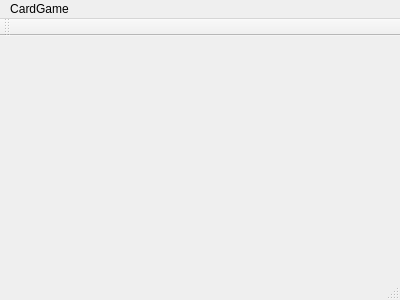
ProditorMagnus/cardgames, file mainwindow.ui: the form before one commit.
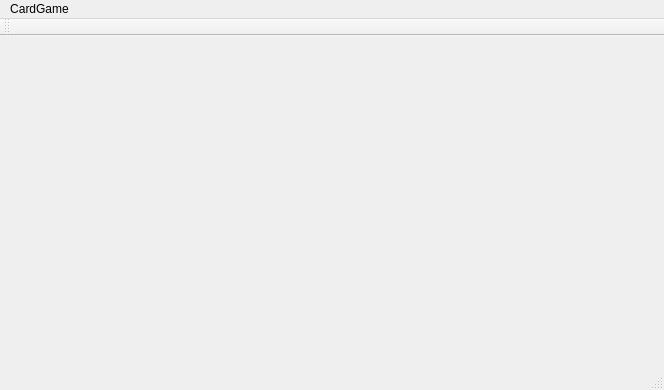
The form after the commit.

Commit message: Basic communication between UI and logic

Diff of the .ui file:
```diff
--- a/mainwindow.ui
+++ b/mainwindow.ui
@@ -6,8 +6,8 @@
    <rect>
     <x>0</x>
     <y>0</y>
-    <width>400</width>
-    <height>300</height>
+    <width>664</width>
+    <height>390</height>
    </rect>
   </property>
   <property name="windowTitle">
@@ -19,7 +19,7 @@
     <rect>
      <x>0</x>
      <y>0</y>
-     <width>400</width>
+     <width>664</width>
      <height>21</height>
     </rect>
    </property>
```
The commit also changes 7 other files.
